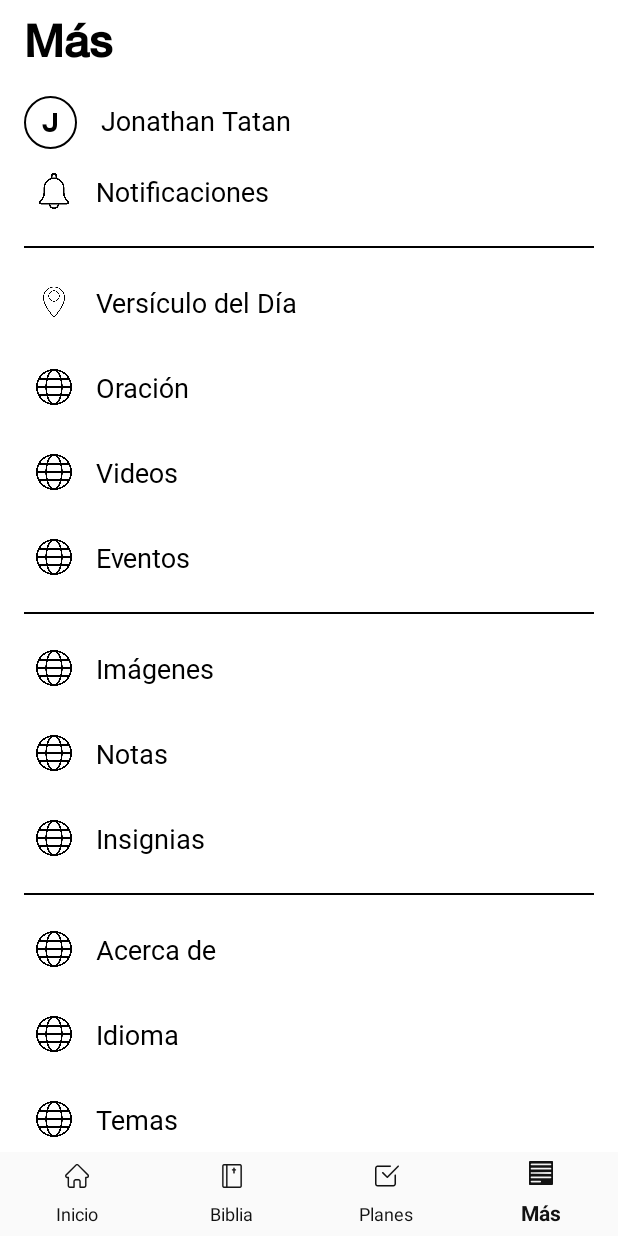
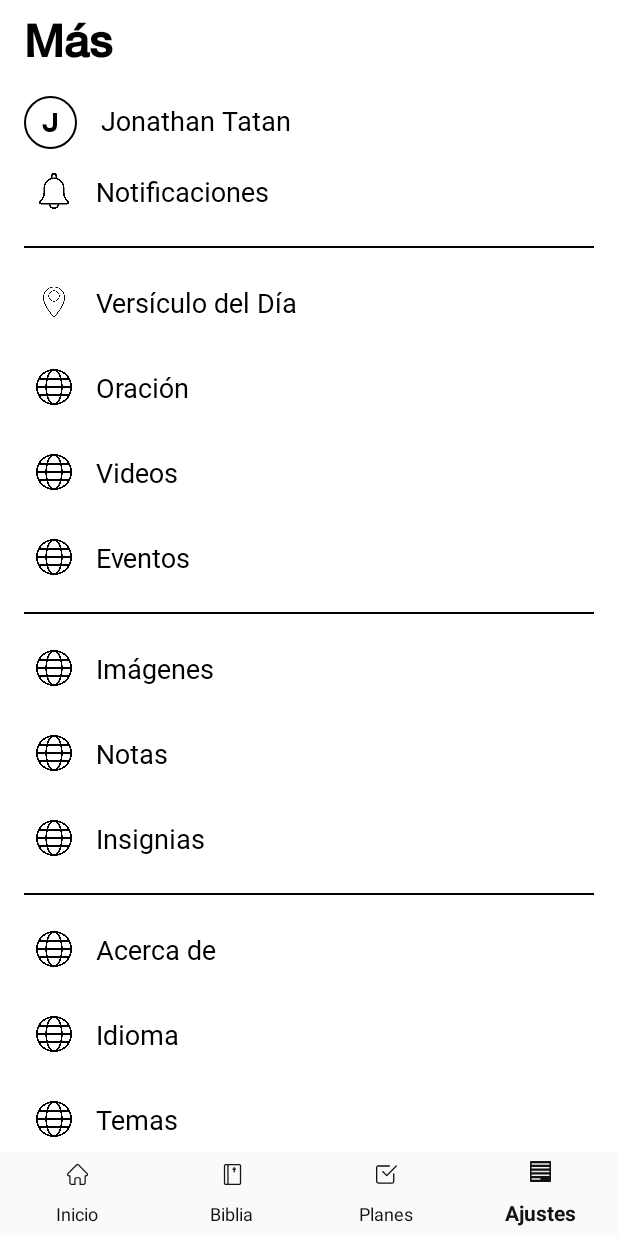
Before and after one commit to tatangames/abbaAndroid, an Android app: the PrincipalActivity screen opened directly, with no data from a screen before it, item 4 of the bottom bar chosen, on a phone screen of 412 x 824 dp. Run offline under Robolectric (Android 15) with nearby library versions, the phone set to English and light mode, and no system bars; our stand-ins replace RxJava; libraries missing offline, so code that uses them is left out: com.developer.kalert.

Commit message:
ultimos cambios

```diff
--- a/app/src/main/AndroidManifest.xml
+++ b/app/src/main/AndroidManifest.xml
@@ -16,9 +16,13 @@
         android:usesCleartextTraffic="true"
         tools:targetApi="31">
         <activity
+            android:name=".activitys.perfil.EditarPerfilActivity"
+            android:exported="false"
+            android:screenOrientation="portrait" />
+        <activity
             android:name=".activitys.principal.PrincipalActivity"
             android:exported="false"
-            android:screenOrientation="portrait"/>
+            android:screenOrientation="portrait" />
         <activity
             android:name=".activitys.login.LoginActivity"
             android:exported="false"
--- a/app/src/main/java/com/tatanstudios/abba/activitys/dato.java
+++ /dev/null
@@ -1,4 +0,0 @@
-package com.tatanstudios.abba.activitys;
-
-public class dato {
-}
--- a/app/src/main/java/com/tatanstudios/abba/adaptadores/dd.java
+++ /dev/null
@@ -1,4 +0,0 @@
-package com.tatanstudios.abba.adaptadores;
-
-public class dd {
-}
--- a/app/src/main/java/com/tatanstudios/abba/adaptadores/mas/AdaptadorFragmentMas.java
+++ b/app/src/main/java/com/tatanstudios/abba/adaptadores/mas/AdaptadorFragmentMas.java
@@ -66,15 +66,6 @@ public class AdaptadorFragmentMas extends RecyclerView.Adapter<RecyclerView.View
     @Override
     public void onBindViewHolder(@NonNull RecyclerView.ViewHolder holder, int position) {
 
-        /*holder.txtPerfil.setText(modeloFragmentMas.get(position).getNombre());
-
-        if(modeloFragmentMas.get(position).getIdentificador() == 1) {
-            holder.imgPerfil.setImageResource(R.drawable.icono_campana);
-        }else{
-            holder.imgPerfil.setImageResource(R.drawable.camaradefecto);
-        }*/
-
-
         ModeloFragmentMas modelo = modeloFragmentMas.get(position);
 
         if (holder instanceof PerfilViewHolder) {
@@ -83,6 +74,11 @@ public class AdaptadorFragmentMas extends RecyclerView.Adapter<RecyclerView.View
 
             ((PerfilViewHolder) holder).txtLetra.setText(m.getLetra());
             ((PerfilViewHolder) holder).txtNombre.setText(m.getNombrePerfil());
+
+            holder.itemView.setOnClickListener(view -> {
+                // Acciones cuando se toca la vista de un ítem
+                fragmentMas.editarPerfil();
+            });
 
         }
         else if (holder instanceof ItemNormalViewHolder) {
--- a/app/src/main/java/com/tatanstudios/abba/fragmentos/menu/FragmentMas.java
+++ b/app/src/main/java/com/tatanstudios/abba/fragmentos/menu/FragmentMas.java
@@ -113,6 +113,9 @@ public class FragmentMas extends Fragment {
         recyclerMas.setAdapter(adapter);
     }
 
+    public void editarPerfil(){
+
+    }
 
     public void verPosicion(int tipo){
 
@@ -157,7 +160,6 @@ public class FragmentMas extends Fragment {
                     });
             pDialog.show();
         }
-
     }
 
 
--- a/app/src/main/res/menu/bottom_nav_menu.xml
+++ b/app/src/main/res/menu/bottom_nav_menu.xml
@@ -17,5 +17,5 @@
     <item
         android:id="@+id/menu_mas"
         android:icon="@drawable/vector_parrafo_linea"
-        android:title="@string/mas"/>
+        android:title="@string/ajustes"/>
 </menu>
--- a/app/src/main/res/values/dimens.xml
+++ b/app/src/main/res/values/dimens.xml
@@ -2,5 +2,5 @@
 <resources>
 
     <dimen name="grosor_progressbar">6.5dp</dimen>
-    <dimen name="custom_icon_size">16dp</dimen>
+    <dimen name="custom_icon_size">14dp</dimen>
 </resources>
--- a/app/src/main/res/values/strings.xml
+++ b/app/src/main/res/values/strings.xml
@@ -62,8 +62,7 @@
     <string name="si">Si</string>
     <string name="no">No</string>
     <string name="cancelar">Cancelar</string>
-
-
+    <string name="ajustes">Ajustes</string>
 
 
     <string name="bienvenidos_a_abba_app">Bienvenidos a Abba App</string>
@@ -100,9 +99,6 @@
     </string-array>
 
 
-
-
-
     <string name="elsalvador_santaana_id_1">Iglesia santa ana 1</string>
     <string name="elsalvador_santaana_id_2">Iglesia santa ana 2</string>
 
@@ -118,7 +114,6 @@
     <string name="guatemala_jalapa_id_10">Iglesia jalapa 10</string>
 
 
-
     <string name="genero_es_requerido">Género es requerido</string>
     <string name="iglesia_es_requerido">Iglesia es requerido</string>
     <string name="completar_registro">Completar Registro</string>
```
Also changed, not shown: app/src/main/java/com/tatanstudios/abba/activitys/perfil/EditarPerfilActivity.java (added, +16 -0 lines), app/src/main/res/layout/activity_editar_perfil.xml (added, +9 -0 lines), 2 other files.
